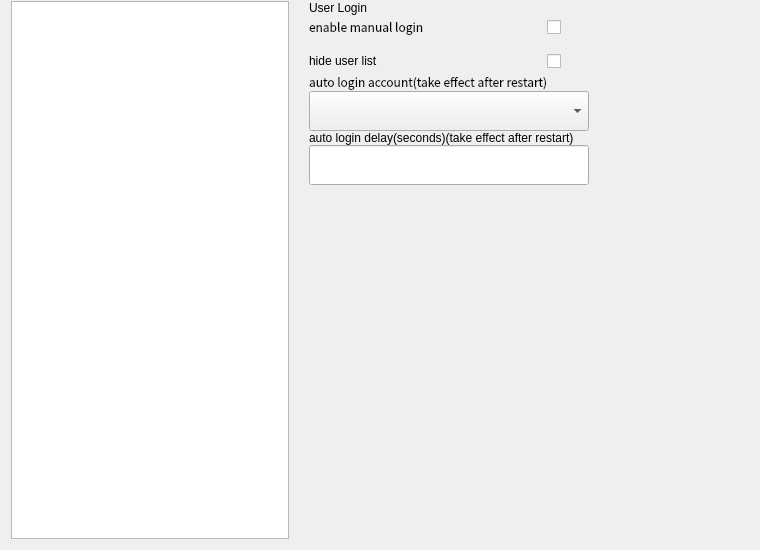
The window that kiran-greeter-settings/src/greetersetting.ui (openeuler-mirror/kiran-session-guard) describes before a commit, drawn with Qt 5.
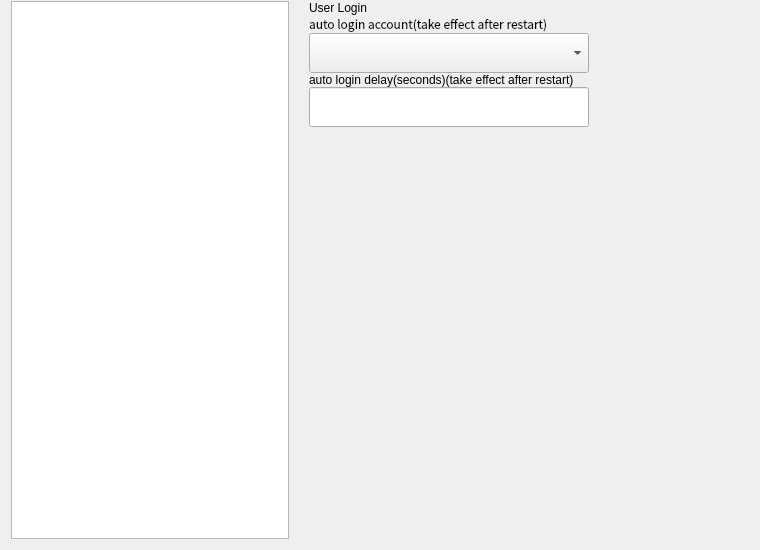
The same window after the commit. The open tabs and pages were chosen to show the change. Custom widgets are drawn as their Qt base class.

Commit message:
feature(kiran-greeter-setting): using kiranstyle instead of style sheet
- 使用kiranwidgets-qt5中的KiranStyle来代替样式表

Patch:
```diff
--- a/kiran-greeter-settings/src/greetersetting.ui
+++ b/kiran-greeter-settings/src/greetersetting.ui
@@ -366,165 +366,6 @@
             </property>
            </widget>
           </item>
-          <item>
-           <widget class="QWidget" name="widget" native="true">
-            <property name="sizePolicy">
-             <sizepolicy hsizetype="Fixed" vsizetype="Preferred">
-              <horstretch>0</horstretch>
-              <verstretch>0</verstretch>
-             </sizepolicy>
-            </property>
-            <property name="minimumSize">
-             <size>
-              <width>280</width>
-              <height>0</height>
-             </size>
-            </property>
-            <property name="maximumSize">
-             <size>
-              <width>280</width>
-              <height>16777215</height>
-             </size>
-            </property>
-            <layout class="QHBoxLayout" name="horizontalLayout_2">
-             <property name="spacing">
-              <number>0</number>
-             </property>
-             <property name="leftMargin">
-              <number>0</number>
-             </property>
-             <property name="topMargin">
-              <number>0</number>
-             </property>
-             <property name="rightMargin">
-              <number>0</number>
-             </property>
-             <property name="bottomMargin">
-              <number>0</number>
-             </property>
-             <item>
-              <widget class="QLabel" name="label_maualLogin">
-               <property name="font">
-                <font>
-                 <family>NotoSansCJKSC</family>
-                </font>
-               </property>
-               <property name="styleSheet">
-                <string notr="true"/>
-               </property>
-               <property name="text">
-                <string>enable manual login</string>
-               </property>
-              </widget>
-             </item>
-             <item>
-              <widget class="QCheckBox" name="check_enableManual">
-               <property name="sizePolicy">
-                <sizepolicy hsizetype="Fixed" vsizetype="Fixed">
-                 <horstretch>0</horstretch>
-                 <verstretch>0</verstretch>
-                </sizepolicy>
-               </property>
-               <property name="minimumSize">
-                <size>
-                 <width>42</width>
-                 <height>24</height>
-                </size>
-               </property>
-               <property name="maximumSize">
-                <size>
-                 <width>42</width>
-                 <height>24</height>
-                </size>
-               </property>
-               <property name="styleSheet">
-                <string notr="true"/>
-               </property>
-               <property name="text">
-                <string/>
-               </property>
-              </widget>
-             </item>
-            </layout>
-           </widget>
-          </item>
-          <item>
-           <widget class="QWidget" name="widget" native="true">
-            <property name="sizePolicy">
-             <sizepolicy hsizetype="Fixed" vsizetype="Preferred">
-              <horstretch>0</horstretch>
-              <verstretch>0</verstretch>
-             </sizepolicy>
-            </property>
-            <property name="minimumSize">
-             <size>
-              <width>280</width>
-              <height>0</height>
-             </size>
-            </property>
-            <property name="maximumSize">
-             <size>
-              <width>280</width>
-              <height>16777215</height>
-             </size>
-            </property>
-            <layout class="QHBoxLayout" name="horizontalLayout_5">
-             <property name="spacing">
-              <number>0</number>
-             </property>
-             <property name="leftMargin">
-              <number>0</number>
-             </property>
-             <property name="topMargin">
-              <number>10</number>
-             </property>
-             <property name="rightMargin">
-              <number>0</number>
-             </property>
-             <property name="bottomMargin">
-              <number>0</number>
-             </property>
-             <item>
-              <widget class="QLabel" name="label_hideUserList">
-               <property name="styleSheet">
-                <string notr="true"/>
-               </property>
-               <property name="text">
-                <string>hide user list</string>
-               </property>
-              </widget>
-             </item>
-             <item>
-              <widget class="QCheckBox" name="check_hideUserList">
-               <property name="sizePolicy">
-                <sizepolicy hsizetype="Fixed" vsizetype="Fixed">
-                 <horstretch>0</horstretch>
-                 <verstretch>0</verstretch>
-                </sizepolicy>
-               </property>
-               <property name="minimumSize">
-                <size>
-                 <width>42</width>
-                 <height>24</height>
-                </size>
-               </property>
-               <property name="maximumSize">
-                <size>
-                 <width>42</width>
-                 <height>24</height>
-                </size>
-               </property>
-               <property name="styleSheet">
-                <string notr="true"/>
-               </property>
-               <property name="text">
-                <string/>
-               </property>
-              </widget>
-             </item>
-            </layout>
-           </widget>
-          </item>
           <item>
            <widget class="QLabel" name="label_autoLoginUserName">
             <property name="font">
```
Left out of the diff: 132 changed lines with no effect on the pictures. The commit also changes 5 other files.
